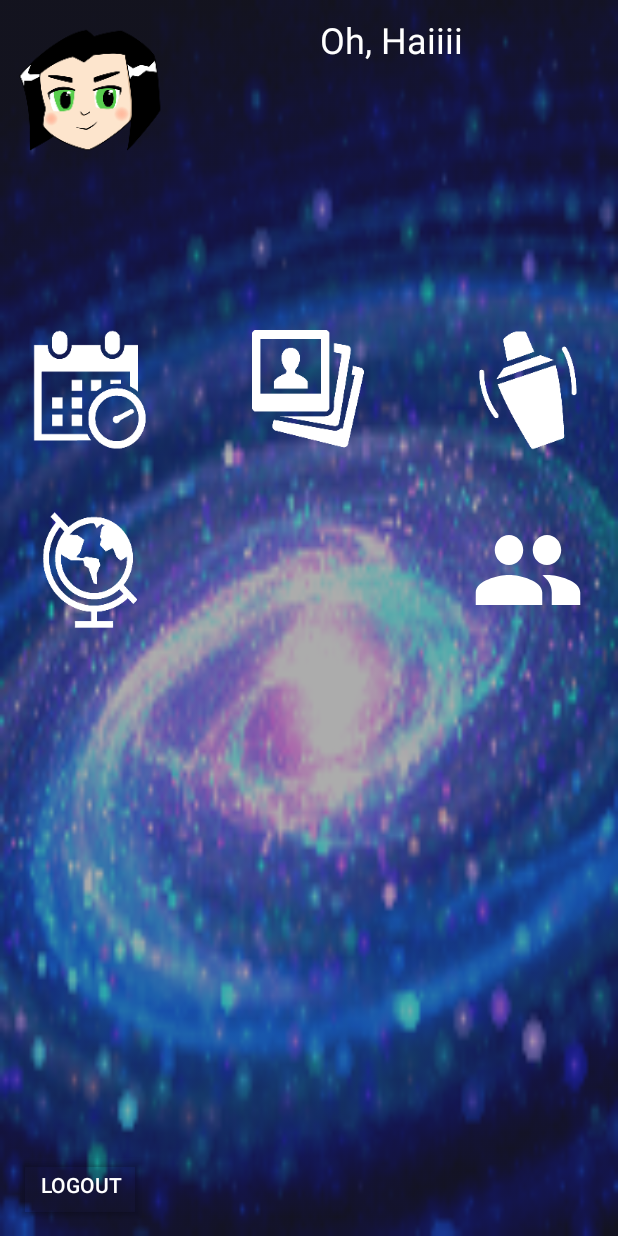
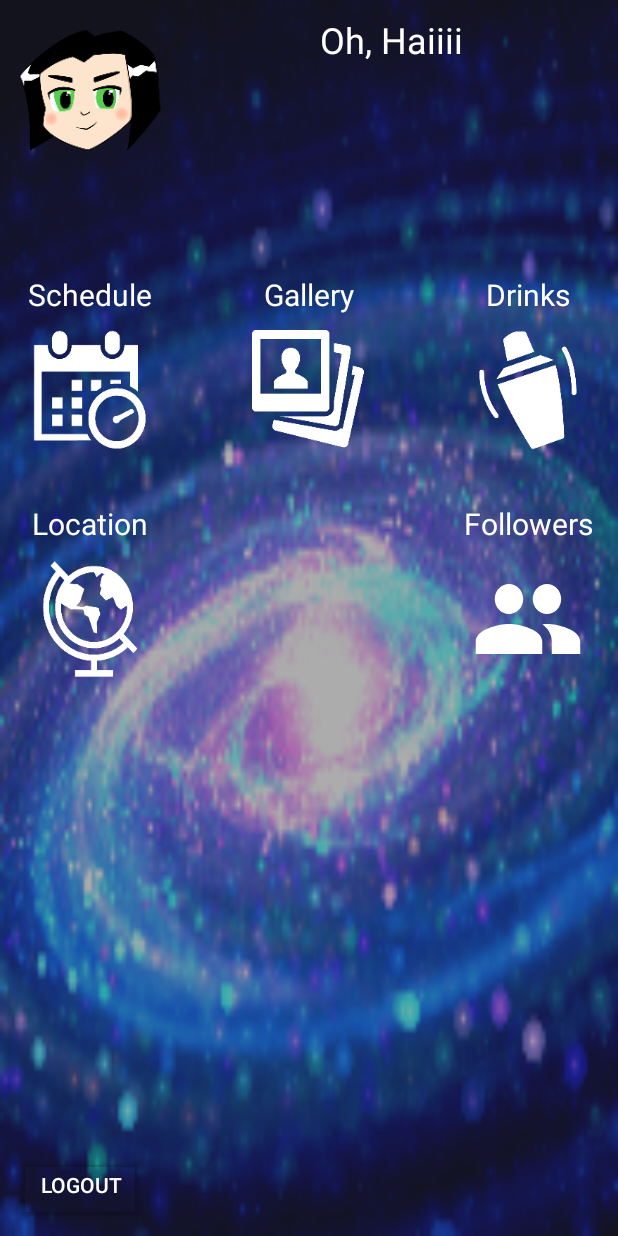
Before and after one commit to Loctarjay/CosmicSaki, an Android app: the UserView screen opened directly, with no data from a screen before it, on a phone screen of 412 x 824 dp. Run offline under Robolectric (Android 15) with nearby library versions, the phone set to English and light mode, and no system bars; our stand-ins replace Firebase (no records; nobody signed in at launch, a user with empty details on screens opened directly); 2 statements that could not run were skipped.

Commit message:
Few fixes to to manage paths through the app

```diff
--- a/app/src/main/res/layout/main_content.xml
+++ b/app/src/main/res/layout/main_content.xml
@@ -68,13 +68,13 @@
         android:id="@+id/geolocations"
         android:layout_width="100dp"
         android:layout_height="100dp"
-        android:layout_marginTop="20dp"
         android:backgroundTint="#00FFFFFF"
         android:scaleType="fitXY"
         android:tint="#FFFFFF"
         app:layout_constraintEnd_toEndOf="@+id/schedules"
+        app:layout_constraintHorizontal_bias="1.0"
         app:layout_constraintStart_toStartOf="@+id/schedules"
-        app:layout_constraintTop_toBottomOf="@+id/schedules"
+        app:layout_constraintTop_toBottomOf="@+id/textView27"
         app:srcCompat="@mipmap/ic_geolocation_foreground" />
 
     <ImageButton
@@ -149,4 +149,60 @@
         app:layout_constraintTop_toTopOf="@+id/geolocations"
         app:srcCompat="@drawable/ic_group_24dp" />
 
+    <TextView
+        android:id="@+id/textView24"
+        android:layout_width="wrap_content"
+        android:layout_height="wrap_content"
+        android:text="Schedule"
+        android:textColor="#FFFFFF"
+        android:textSize="20sp"
+        app:layout_constraintBottom_toTopOf="@+id/schedules"
+        app:layout_constraintEnd_toEndOf="@+id/schedules"
+        app:layout_constraintStart_toStartOf="@+id/schedules" />
+
+    <TextView
+        android:id="@+id/textView25"
+        android:layout_width="wrap_content"
+        android:layout_height="wrap_content"
+        android:text="Gallery"
+        android:textColor="#FFFFFF"
+        android:textSize="20sp"
+        app:layout_constraintBottom_toTopOf="@+id/gallery"
+        app:layout_constraintEnd_toEndOf="@+id/gallery"
+        app:layout_constraintStart_toStartOf="@+id/gallery" />
+
+    <TextView
+        android:id="@+id/textView26"
+        android:layout_width="wrap_content"
+        android:layout_height="wrap_content"
+        android:text="Drinks"
+        android:textColor="#FFFFFF"
+        android:textSize="20sp"
+        app:layout_constraintBottom_toTopOf="@+id/drinks"
+        app:layout_constraintEnd_toEndOf="@+id/drinks"
+        app:layout_constraintStart_toStartOf="@+id/drinks" />
+
+    <TextView
+        android:id="@+id/textView27"
+        android:layout_width="wrap_content"
+        android:layout_height="wrap_content"
+        android:layout_marginTop="25dp"
+        android:text="Location"
+        android:textColor="#FFFFFF"
+        android:textSize="20sp"
+        app:layout_constraintEnd_toEndOf="@+id/geolocations"
+        app:layout_constraintStart_toStartOf="@+id/geolocations"
+        app:layout_constraintTop_toBottomOf="@+id/schedules" />
+
+    <TextView
+        android:id="@+id/textView28"
+        android:layout_width="wrap_content"
+        android:layout_height="wrap_content"
+        android:text="Followers"
+        android:textColor="#FFFFFF"
+        android:textSize="20sp"
+        app:layout_constraintBottom_toTopOf="@+id/playerGames"
+        app:layout_constraintEnd_toEndOf="@+id/playerGames"
+        app:layout_constraintStart_toStartOf="@+id/playerGames" />
+
 </androidx.constraintlayout.widget.ConstraintLayout>
```
